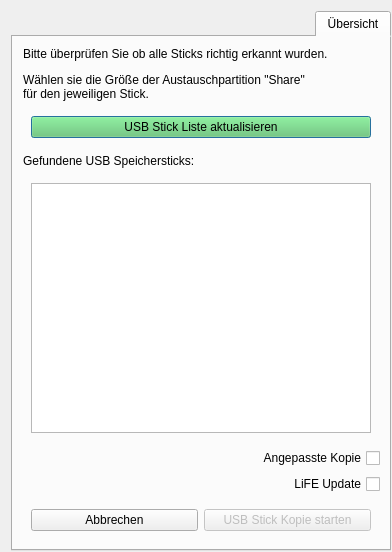
Before: the Qt Designer form usbcreator.ui in valueerrorx/life-usbcreator, drawn with Qt 5.
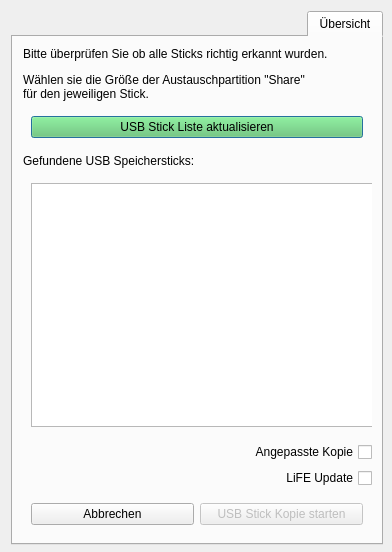
After: the same form once the commit is applied. Icons and pictures are not drawn.

Commit message: fixed damn hidden UI bug

Diff of the .ui file:
```diff
--- a/usbcreator.ui
+++ b/usbcreator.ui
@@ -52,8 +52,8 @@
      </property>
      <property name="minimumSize">
       <size>
-       <width>380</width>
-       <height>540</height>
+       <width>372</width>
+       <height>534</height>
       </size>
      </property>
      <property name="font">
@@ -161,6 +161,18 @@
          <layout class="QHBoxLayout" name="horizontalLayout">
           <item>
            <widget class="QListWidget" name="listWidget">
+            <property name="sizePolicy">
+             <sizepolicy hsizetype="Fixed" vsizetype="Expanding">
+              <horstretch>0</horstretch>
+              <verstretch>0</verstretch>
+             </sizepolicy>
+            </property>
+            <property name="minimumSize">
+             <size>
+              <width>350</width>
+              <height>0</height>
+             </size>
+            </property>
             <property name="frameShadow">
              <enum>QFrame::Sunken</enum>
             </property>
@@ -175,7 +187,7 @@
             </property>
             <property name="iconSize">
              <size>
-              <width>160</width>
+              <width>340</width>
               <height>90</height>
              </size>
             </property>
@@ -185,6 +197,12 @@
             <property name="spacing">
              <number>4</number>
             </property>
+            <property name="gridSize">
+             <size>
+              <width>340</width>
+              <height>90</height>
+             </size>
+            </property>
            </widget>
           </item>
          </layout>
```
The commit also changes 2 other files.
